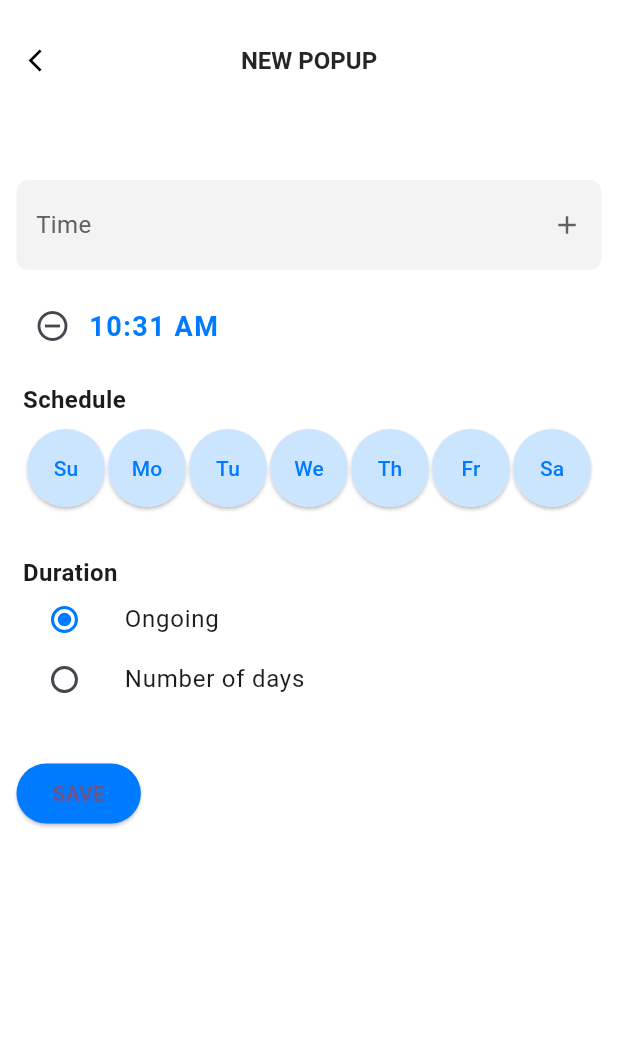
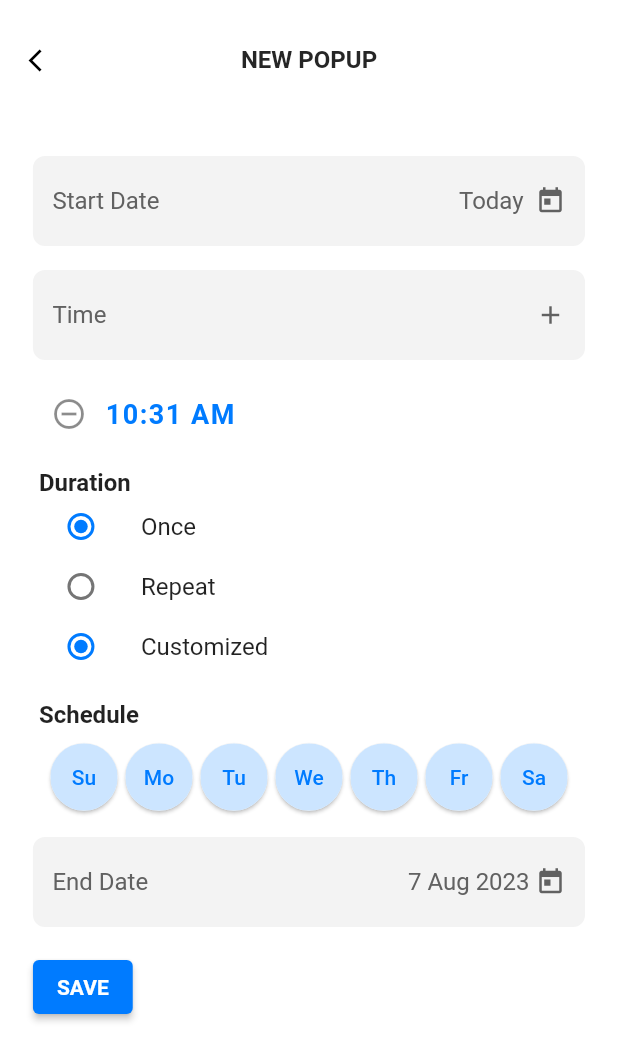
Before and after one commit to AyaSafan/pop_up, a Flutter app: the screen it shows after launch, after a tap on the "add" icon, on a phone screen of 412 x 824 dp. Shown: the top 1061 px of the screen. Run offline on Flutter 3.47's test engine with Material 2 defaults, Android fonts, the phone set to English and light mode, and no system bars; our stand-ins replace flutter_local_notifications, table_calendar.

Commit message:
change calender decoration

```diff
--- /dev/null
+++ b/lib/components/date_card.dart
@@ -0,0 +1,36 @@
+import 'package:flutter/material.dart';
+import 'package:intl/intl.dart';
+
+import '../theme.dart';
+
+class DateCard extends StatelessWidget {
+  const DateCard({Key? key,this.selectedDay}): super(key: key);
+
+  final DateTime? selectedDay;
+
+  @override
+  Widget build(BuildContext context) {
+    return  Column(
+      crossAxisAlignment: CrossAxisAlignment.start,
+      children: [
+        Text(
+          '${selectedDay!.day< 10? '0': ''}${selectedDay!.day} ${DateFormat('MMM').format(selectedDay!)}.',
+          style: const TextStyle(
+            fontSize: 18,
+            letterSpacing: 2,
+            fontWeight: FontWeight.w500
+          ),
+        ),
+        Text(
+          DateFormat('EEEE').format(selectedDay!).toUpperCase(),
+          style: const TextStyle(
+              fontSize: 18,
+              letterSpacing: 2,
+              color: MyColors.red,
+              fontWeight: FontWeight.bold
+          ),
+        ),
+      ],
+    );
+  }
+}
--- a/lib/components/day_chip.dart
+++ b/lib/components/day_chip.dart
@@ -1,4 +1,5 @@
 import 'package:flutter/material.dart';
+import 'package:pop_up/size_config.dart';
 
 import '../theme.dart';
 
@@ -20,10 +21,10 @@ class DayChip extends StatelessWidget {
   @override
   Widget build(BuildContext context) {
     return FilterChip(
-      shape: RoundedRectangleBorder( borderRadius: BorderRadius.circular(60.0), ),
+      shape: RoundedRectangleBorder( borderRadius: BorderRadius.circular(getProportionateScreenWidth(30)),),
       label: SizedBox(
-          height: 30,
-          width: 30,
+          height: getProportionateScreenWidth(30),
+          width: getProportionateScreenWidth(30),
           child: Center(child: Text(label, style: TextStyle(color: selected? color : Colors.grey.shade700),))
       ),
       labelPadding: const EdgeInsets.all(2),
@@ -33,6 +34,7 @@ class DayChip extends StatelessWidget {
       backgroundColor: Colors.grey.shade200,
       elevation: 1,
       showCheckmark: false,
+
     );
 
   }
--- a/lib/main.dart
+++ b/lib/main.dart
@@ -1,6 +1,7 @@
 import 'package:flutter/material.dart';
 import 'package:pop_up/pages/add-notification.dart';
 import 'package:pop_up/pages/home.dart';
+import 'package:pop_up/theme.dart';
 
 void main() {
   runApp(const MyApp());
@@ -15,8 +16,8 @@ class MyApp extends StatelessWidget {
       title: 'Pop Up',
       debugShowCheckedModeBanner: false,
       theme: ThemeData(
-        colorScheme: ColorScheme.fromSeed(seedColor: Colors.deepPurple),
-        useMaterial3: true,
+        colorScheme: myColorScheme,
+        //useMaterial3: true,
       ),
       initialRoute: '/home',
       routes: {
--- a/lib/pages/add-notification.dart
+++ b/lib/pages/add-notification.dart
@@ -18,8 +18,8 @@ class _AddNotificationPageState extends State<AddNotificationPage> {
   final today = DateTime(DateTime.now().year, DateTime.now().month, DateTime.now().day);
   List<TimeOfDay> times = [TimeOfDay(hour: DateTime.now().hour, minute: DateTime.now().minute + 1)];
   DateTime _startDate = DateTime(DateTime.now().year, DateTime.now().month, DateTime.now().day);
-  DateTime? _endDate;
-  bool isRepeated = true;
+  DateTime _endDate = DateTime(DateTime.now().year, DateTime.now().month, DateTime.now().day).add(const Duration(days: 1));
+  bool isRepeated = false;
   List<int> days = [1,2,3,4,5,6,7];
   String label = 'no label';
 
@@ -27,18 +27,6 @@ class _AddNotificationPageState extends State<AddNotificationPage> {
     final TimeOfDay? newTime = await showTimePicker(
       context: context,
       initialTime: TimeOfDay(hour: DateTime.now().hour, minute: DateTime.now().minute + 1),
-      builder: (context, child){
-        return Theme(
-          data: Theme.of(context).copyWith(
-            primaryColor: MyColors.blue,
-            colorScheme: Theme.of(context).colorScheme.copyWith(
-              primary: MyColors.blue,
-              secondary: MyColors.lightBlue,
-            ),
-          ),
-          child: child!,
-        );
-      },
     );
     if (newTime != null) {
       setState(() {
@@ -51,21 +39,9 @@ class _AddNotificationPageState extends State<AddNotificationPage> {
     final DateTime? newDate = await showDatePicker(
       context: context,
       initialDate: _startDate,
-      firstDate: DateTime(2020, 1),
+      firstDate: DateTime(2023, 1),
       lastDate: DateTime.now().add(const Duration(days: 7300)),
       helpText: 'Select start date',
-      builder: (context, child){
-        return Theme(
-          data: Theme.of(context).copyWith(
-            primaryColor: MyColors.blue,
-            colorScheme: Theme.of(context).colorScheme.copyWith(
-              primary: MyColors.blue,
-              secondary: MyColors.lightBlue,
-            ),
-          ),
-          child: child!,
-        );
-      },
     );
     if (newDate != null) {
       setState(() {
@@ -73,6 +49,22 @@ class _AddNotificationPageState extends State<AddNotificationPage> {
       });
     }
   }
+
+  void _selectEndDate() async {
+    final DateTime? newDate = await showDatePicker(
+      context: context,
+      initialDate: _endDate,
+      firstDate: DateTime(2023, 1),
+      lastDate: DateTime.now().add(const Duration(days: 7300)),
+      helpText: 'Select End date',
+    );
+    if (newDate != null) {
+      setState(() {
+        _startDate = newDate;
+      });
+    }
+  }
+
 
   @override
   Widget build(BuildContext context) {
@@ -98,7 +90,7 @@ class _AddNotificationPageState extends State<AddNotificationPage> {
         ),
         body:
         Padding(
-            padding: EdgeInsets.symmetric(vertical: 8.0, horizontal: getProportionateScreenWidth(10)),
+            padding: EdgeInsets.symmetric(vertical: 8.0, horizontal: getProportionateScreenWidth(20)),
             child: ListView(
               children: [
                 Form(
@@ -107,6 +99,35 @@ class _AddNotificationPageState extends State<AddNotificationPage> {
                       crossAxisAlignment: CrossAxisAlignment.start,
                       children: [
                         const SizedBox(height: 16,),
+                        InkWell(
+                          onTap: _selectStartDate,
+                          child: Container(
+                            height: 60,
+                            padding: const EdgeInsets.symmetric(horizontal: 12),
+                            decoration: BoxDecoration(
+                                color: const Color(0xFFf3f3f3) ,
+                                borderRadius: const BorderRadius.all(Radius.circular(8)),
+                                //border: Border.all(color: const Color(0xFFe6e6e6))
+                                border: Border.all(color: const Color(0xFFf3f3f3))
+                            ),
+                            child: Row(
+                              mainAxisAlignment: MainAxisAlignment.spaceBetween,
+                              crossAxisAlignment: CrossAxisAlignment.center,
+                              children: [
+                                Text ('Start Date', style: TextStyle(color: Colors.grey.shade700, fontSize: 16),),
+                                Row(
+                                  mainAxisAlignment: MainAxisAlignment.end,
+                                  children: [
+                                    Text(_startDate.isAtSameMomentAs(today)? 'Today ': DateFormat('d MMM y').format(_startDate)
+                                        , style: TextStyle(color: Colors.grey.shade700, fontSize: 16)),
+                                    const SizedBox(width: 4,),
+                                    Icon(Icons.today, size: 20, color: Colors.grey.shade700,)
+                                  ],
+                                ),
+                              ],
+                            ),
+                          ),
+                        ),
                         const SizedBox(height: 16,),
                         InkWell(
                           onTap: _selectTime,
@@ -159,6 +180,59 @@ class _AddNotificationPageState extends State<AddNotificationPage> {
                           }).toList(),
                         ),
                         const SizedBox(height: 16,),
+                        const Text(' Duration', style: TextStyle(fontWeight: FontWeight.bold, fontSize: 16),),
+                        ListTile(
+                          title: const Text('Once'),
+                          contentPadding: const EdgeInsets.symmetric(vertical: 0.0, horizontal: 8.0),
+                          visualDensity: const VisualDensity(horizontal: 0, vertical: VisualDensity.minimumDensity),
+                          leading: Radio(
+                            value: false,
+                            groupValue: isRepeated,
+                            onChanged: (value) {
+                              setState(() {
+                                isRepeated = false;
+                                _endDate = _startDate;
+                              });
+                            },
+                            activeColor: MyColors.blue,
+                          ),
+                        ),
+                        ListTile(
+                          title: const Text('Repeat'),
+                          contentPadding: const EdgeInsets.symmetric(vertical: 0.0, horizontal: 8.0),
+                          visualDensity:  const VisualDensity(horizontal: 0, vertical: VisualDensity.minimumDensity),
+                          leading: Radio(
+                            value: true,
+                            groupValue: isRepeated,
+                            onChanged: (value) {
+                              setState(() {
+                                isRepeated = true;
+                              });
+                            },
+                            activeColor: MyColors.blue,
+                          ),
+                        ),
+                        ListTile(
+                          title: const Text('Customized'),
+                          contentPadding: const EdgeInsets.symmetric(vertical: 0.0, horizontal: 8.0),
+                          visualDensity: const VisualDensity(horizontal: 0, vertical: VisualDensity.minimumDensity),
+                          leading: Radio(
+                            value: false,
+                            groupValue: isRepeated,
+                            onChanged: (value) {
+                              setState(() {
+                                isRepeated = false;
+                                _endDate = _startDate;
+                              });
+                            },
+                            activeColor: MyColors.blue,
+                          ),
+                        ),
+                        const SizedBox(height: 16,),
+                        isRepeated? const SizedBox(height: 16,):
+                        Column(
+                          crossAxisAlignment: CrossAxisAlignment.start,
+                          children: [
                             const Text(' Schedule', style: TextStyle(fontWeight: FontWeight.bold, fontSize: 16),),
                             const SizedBox(height: 8,),
                             Center(
@@ -275,47 +349,9 @@ class _AddNotificationPageState extends State<AddNotificationPage> {
                                 ],
                               ),
                             ),
-                        const SizedBox(height: 32,),
-                        const Text(' Duration', style: TextStyle(fontWeight: FontWeight.bold, fontSize: 16),),
-                        ListTile(
-                          title: const Text('Ongoing'),
-                          contentPadding: const EdgeInsets.symmetric(vertical: 0.0, horizontal: 8.0),
-                          visualDensity:  const VisualDensity(horizontal: 0, vertical: VisualDensity.minimumDensity),
-                          leading: Radio(
-                            value: true,
-                            groupValue: isRepeated,
-                            onChanged: (value) {
-                              setState(() {
-                                isRepeated = true;
-                                _endDate = null;
-                              });
-                            },
-                            activeColor: MyColors.blue,
-                          ),
-                        ),
-                        ListTile(
-                          title: const Text('Number of days'),
-                          contentPadding: const EdgeInsets.symmetric(vertical: 0.0, horizontal: 8.0),
-                          visualDensity: const VisualDensity(horizontal: 0, vertical: VisualDensity.minimumDensity),
-                          leading: Radio(
-                            value: false,
-                            groupValue: isRepeated,
-                            onChanged: (value) {
-                              setState(() {
-                                isRepeated = false;
-                                _endDate = _startDate;
-                              });
-                            },
-                            activeColor: MyColors.blue,
-                          ),
-                        ),
                             const SizedBox(height: 16,),
-                        isRepeated? const SizedBox(height: 16,):
-                        Column(
-                          crossAxisAlignment: CrossAxisAlignment.start,
-                          children: [
                             InkWell(
-                              onTap: _selectStartDate,
+                              onTap: _selectEndDate,
                               child: Container(
                                 height: 60,
                                 padding: const EdgeInsets.symmetric(horizontal: 12),
@@ -329,11 +365,11 @@ class _AddNotificationPageState extends State<AddNotificationPage> {
                                   mainAxisAlignment: MainAxisAlignment.spaceBetween,
                                   crossAxisAlignment: CrossAxisAlignment.center,
                                   children: [
-                                    Text ('Start Date', style: TextStyle(color: Colors.grey.shade700, fontSize: 16),),
+                                    Text ('End Date', style: TextStyle(color: Colors.grey.shade700, fontSize: 16),),
                                     Row(
                                       mainAxisAlignment: MainAxisAlignment.end,
                                       children: [
-                                        Text(_startDate.isAtSameMomentAs(today)? 'Today ': DateFormat('d MMM y').format(_startDate)
+                                        Text(DateFormat('d MMM y').format(_endDate)
                                             , style: TextStyle(color: Colors.grey.shade700, fontSize: 16)),
                                         const SizedBox(width: 4,),
                                         Icon(Icons.today, size: 20, color: Colors.grey.shade700,)
@@ -344,47 +380,7 @@ class _AddNotificationPageState extends State<AddNotificationPage> {
                               ),
                             ),
                             const SizedBox(height: 16,),
-                            TextFormField(
-                              keyboardType: TextInputType.number,
-                              cursorColor: MyColors.black26 ,
-                              decoration: InputDecoration(
-                                  filled: true,
-                                  fillColor: const Color(0xFFf3f3f3),
-                                  floatingLabelStyle: const TextStyle(color: MyColors.black26),
-                                  contentPadding: const EdgeInsets.fromLTRB(15, 20, 30, 20),
-                                  enabledBorder: const OutlineInputBorder(
-                                    borderRadius: BorderRadius.all(Radius.circular(8.0)),
-                                    borderSide: BorderSide(color: Color(0xFFf6f6f6)),
-                                  ),
-                                  focusedBorder: const OutlineInputBorder(
-                                    borderRadius: BorderRadius.all(Radius.circular(8.0)),
-                                    borderSide: BorderSide(color: MyColors.blue),
-                                  ),
-                                  errorBorder: const OutlineInputBorder(
-                                    borderRadius: BorderRadius.all(Radius.circular(8.0)),
-                                    borderSide: BorderSide(color: MyColors.red),
-                                  ),
-                                  focusedErrorBorder: const OutlineInputBorder(
-                                    borderRadius: BorderRadius.all(Radius.circular(8.0)),
-                                    borderSide: BorderSide(color: MyColors.red),
-                                  ),
 
-                                  labelText: 'Number of days',
-                                  suffixIcon:  Icon(
-                                    Icons.date_range, size: 20, color: Colors.grey.shade700,),
-                                  suffixStyle: const TextStyle(color: MyColors.blue )
-                              ),
-                              validator: (value) {
-                                if (value == null || value.isEmpty || value.isNotEmpty && int.tryParse(value).runtimeType != int) {
-                                  return 'Please enter a number';
-                                }
-                                return null;
-                              },
-                              onSaved: (value){setState(() {
-                                _endDate = _startDate.add(Duration(days: int.parse(value!)-1));
-                              });},
-                            ),
-                            const SizedBox(height: 24,),
                           ],
                         ),
                         ElevatedButton(
--- a/lib/pages/home.dart
+++ b/lib/pages/home.dart
@@ -1,6 +1,7 @@
 import 'package:flutter/material.dart';
 import 'package:table_calendar/table_calendar.dart';
 
+import '../components/date_card.dart';
 import '../size_config.dart';
 import '../theme.dart';
 
@@ -15,7 +16,7 @@ class MyHomePage extends StatefulWidget {
 class _MyHomePageState extends State<MyHomePage> {
   CalendarFormat _calendarFormat = CalendarFormat.week;
   DateTime _focusedDay = DateTime.now();
-  DateTime? _selectedDay;
+  DateTime _selectedDay = DateTime.now();
 
   List<PendingNotificationRequest> _selectedNotifications = [];
 
@@ -36,11 +37,10 @@ class _MyHomePageState extends State<MyHomePage> {
     SizeConfig().init(context);
 
     return Scaffold(
-      backgroundColor: Colors.white,
+      backgroundColor: Colors.grey.shade100,
       appBar: AppBar(
         toolbarHeight: 80,
-        centerTitle: true,
-        title: const Text('CALENDER', style: TextStyle(fontWeight: FontWeight.bold, color: MyColors.black26, fontSize: 16),),
+        //title: const Text('CALENDER', style: TextStyle(fontWeight: FontWeight.bold, color: MyColors.black26, fontSize: 16),),
         actions: [
           IconButton(
               onPressed:(){
@@ -56,7 +56,7 @@ class _MyHomePageState extends State<MyHomePage> {
           const SizedBox(width: 8,)
         ],
         elevation: 0.0,
-        backgroundColor: MyColors.lilac,
+        backgroundColor: Colors.grey.shade100,
         iconTheme: const IconThemeData(
           color: MyColors.black26,
         ),
@@ -64,20 +64,8 @@ class _MyHomePageState extends State<MyHomePage> {
       body: Column(
         children: [
           Container(
-            padding: EdgeInsets.fromLTRB(getProportionateScreenWidth(15),getProportionateScreenHeight(8),
-                getProportionateScreenWidth(15),getProportionateScreenHeight(25)),
-            decoration:  BoxDecoration(
-              color: MyColors.lilac ,
-              borderRadius: const BorderRadius.vertical(bottom: Radius.circular(25)),
-              boxShadow: [
-                BoxShadow(
-                  blurRadius: 3.0,
-                  color: Colors.grey.shade400,
-                  offset: const Offset(0, 2),
-                ),
-              ],
-
-            ),
+            padding: EdgeInsets.symmetric(horizontal: getProportionateScreenWidth(15),
+                vertical: getProportionateScreenHeight(15)),
             child: TableCalendar(
               startingDayOfWeek: StartingDayOfWeek.sunday,
               firstDay: DateTime(2021, 1, 1),
@@ -104,9 +92,9 @@ class _MyHomePageState extends State<MyHomePage> {
               daysOfWeekHeight: 18,
               calendarStyle: CalendarStyle(
                 selectedDecoration: const BoxDecoration(
-                    color: Colors.deepPurple, shape: BoxShape.circle),
+                    color: MyColors.red, shape: BoxShape.circle),
                 todayDecoration: BoxDecoration(
-                    color: Colors.deepPurple.withOpacity(0.5),
+                    color:  MyColors.red.withOpacity(0.5),
                     shape: BoxShape.circle),
               ),
 
@@ -127,6 +115,41 @@ class _MyHomePageState extends State<MyHomePage> {
               },
             ),
           ),
+          Expanded(
+            child: Container(
+                padding: EdgeInsets.symmetric(horizontal: getProportionateScreenWidth(25),
+                    vertical: getProportionateScreenHeight(15)),
+                decoration:  const BoxDecoration(
+                  color: Colors.white,
+                  borderRadius: BorderRadius.vertical(top: Radius.circular(25)),
+                  boxShadow: [
+                    BoxShadow(
+                      color: Colors.black45,
+                      blurRadius: 5.0,
+                      offset: Offset(0, 2),
+                    ),
+                  ],
+
+                ),
+                child: ListView(
+                  children: [
+                    Center(
+                      child: Container(
+                        height: 6,
+                        width: 50,
+                        decoration:  BoxDecoration(
+                          color: Colors.grey.shade300,
+                          borderRadius: const BorderRadius.all(Radius.circular(3)),
+                        ),
+                      ),
+                    ),
+                    const SizedBox(height: 16),
+                    DateCard(selectedDay: _selectedDay),
+                    const SizedBox(height: 16),
+                  ],
+                )
+            ),
+          )
         ],
       ),
     );
--- a/lib/theme.dart
+++ b/lib/theme.dart
@@ -8,7 +8,7 @@ class MyColors {
   static const  Color lilac =  Color(0xFFDED8F3);
   static const Color blue = Color(0xFF007BFF);
   static const Color lightBlue = Color(0xFFCCE5FF);
-  static const Color red = Color(0xFFDC3545);
+  static const Color red = Color(0xFFe60000);
   static const Color lightRed = Color(0xFFfbebec);
   static const Color yellow = Color(0xFFFFA500);
   static const Color lightYellow = Color(0xFFffedcc);
@@ -16,8 +16,8 @@ class MyColors {
 }
 
 ColorScheme myColorScheme = const ColorScheme(
-  primary: MyColors.purple,
-  secondary: MyColors.purple,
+  primary: MyColors.red,
+  secondary: MyColors.red,
   surface: Colors.white,
   background: Colors.white,
   error: MyColors.red,
@@ -32,15 +32,12 @@ ColorScheme myColorScheme = const ColorScheme(
 ThemeData _buildCustomTheme() {
   final ThemeData base = ThemeData.light();
   return base.copyWith(
-    colorScheme: myColorScheme,
-    toggleableActiveColor: MyColors.purple,
-    primaryColor: MyColors.purple,
+    primaryColor: MyColors.red,
     scaffoldBackgroundColor: Colors.white,
     cardColor: Colors.white,
-    errorColor: MyColors.red,
     elevatedButtonTheme: ElevatedButtonThemeData(
       style: ElevatedButton.styleFrom(
-          primary: MyColors.purple,
+          backgroundColor: MyColors.red,
           //textTheme: ButtonTextTheme.primary,
           //height: 50,
           minimumSize: const Size.fromHeight(50),
@@ -51,7 +48,7 @@ ThemeData _buildCustomTheme() {
       )
     ),
     textTheme: _buildCustomTextTheme(base.textTheme),
-    primaryTextTheme: _buildCustomTextTheme(base.primaryTextTheme),
+    primaryTextTheme: _buildCustomTextTheme(base.primaryTextTheme), colorScheme: myColorScheme.copyWith(error: MyColors.red),
   );
 }
 
```
Lines whose indentation alone changed are shown as unchanged.
